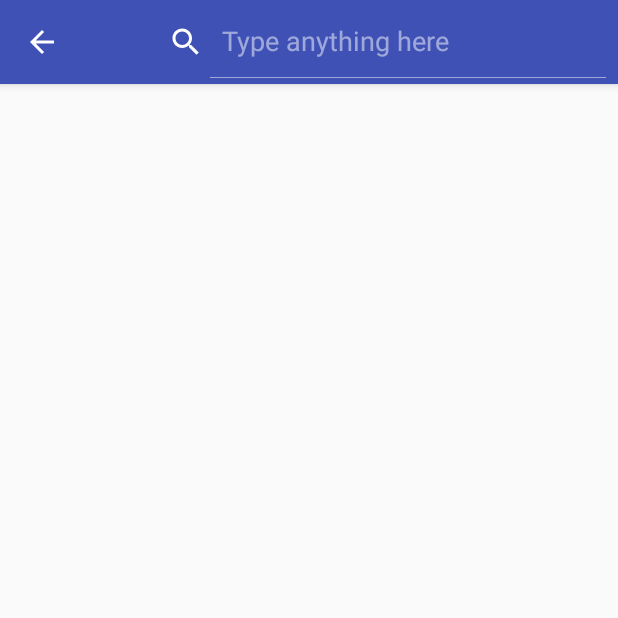
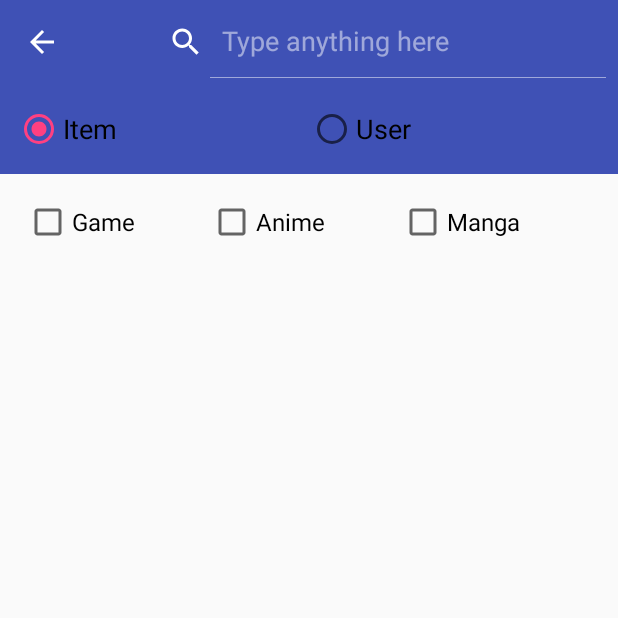
Before and after one commit to Swiplist/Swiplist-Android, an Android app: the SearchActivity screen opened directly, with no data from a screen before it, on a phone screen of 412 x 824 dp, the top half of it. Run offline under Robolectric (Android 15) with nearby library versions, the phone set to English and light mode, and no system bars.

Commit message:
Add filter for search activity

```diff
--- a/feature/src/main/java/com/energy0124/swiplist/feature/SplashScreenActivity.kt
+++ b/feature/src/main/java/com/energy0124/swiplist/feature/SplashScreenActivity.kt
@@ -11,6 +11,7 @@ class SplashScreenActivity : AppCompatActivity() {
     override fun onCreate(savedInstanceState: Bundle?) {
         super.onCreate(savedInstanceState)
         setContentView(R.layout.activity_splash_screen)
+        supportActionBar?.elevation = 0f
 
         Handler().postDelayed({
             if (!isFinishing) {
--- a/feature/src/main/res/layout/activity_search.xml
+++ b/feature/src/main/res/layout/activity_search.xml
@@ -1,15 +1,71 @@
 <?xml version="1.0" encoding="utf-8"?>
-<android.support.constraint.ConstraintLayout xmlns:android="http://schemas.android.com/apk/res/android"
+<LinearLayout xmlns:android="http://schemas.android.com/apk/res/android"
     xmlns:app="http://schemas.android.com/apk/res-auto"
     xmlns:tools="http://schemas.android.com/tools"
     android:layout_width="match_parent"
     android:layout_height="match_parent"
+    android:orientation="vertical"
     tools:context=".SearchActivity">
 
-    <ScrollView
-        android:id="@+id/search_scrollview"
+    <RadioGroup
+        android:id="@+id/search_filter_button_group"
         android:layout_width="match_parent"
-        android:layout_height="match_parent">
+        android:layout_height="60dp"
+        android:checkedButton="@+id/search_item_filter_button"
+        android:orientation="horizontal"
+        android:padding="10dp"
+        android:background="@color/colorPrimary">
 
-    </ScrollView>
-</android.support.constraint.ConstraintLayout>
+        <RadioButton
+            android:id="@+id/search_item_filter_button"
+            android:layout_width="wrap_content"
+            android:layout_height="match_parent"
+            android:layout_weight="1"
+            android:text="@string/search_item_filter"
+            android:textSize="18sp" />
+
+        <RadioButton
+            android:id="@+id/search_user_filter_button"
+            android:layout_width="wrap_content"
+            android:layout_height="match_parent"
+            android:layout_weight="1"
+            android:text="@string/search_user_filter"
+            android:textSize="18sp" />
+
+    </RadioGroup>
+
+    <LinearLayout
+        android:id="@+id/search_checkbox_container"
+        android:layout_width="match_parent"
+        android:layout_height="wrap_content"
+        android:layout_margin="10dp"
+        android:padding="6dp"
+        android:orientation="horizontal"
+        android:visibility="visible">
+
+        <CheckBox
+            android:id="@+id/game_option_checkbox"
+            android:layout_width="wrap_content"
+            android:layout_height="wrap_content"
+            android:layout_weight="1"
+            android:text="@string/search_game_option"
+            android:textSize="16sp" />
+
+        <CheckBox
+            android:id="@+id/anime_option_checkbox"
+            android:layout_width="wrap_content"
+            android:layout_height="wrap_content"
+            android:layout_weight="1"
+            android:text="@string/search_anime_option"
+            android:textSize="16sp" />
+
+        <CheckBox
+            android:id="@+id/manga_option_checkbox"
+            android:layout_width="wrap_content"
+            android:layout_height="wrap_content"
+            android:layout_weight="1"
+            android:text="@string/search_manga_option"
+            android:textSize="16sp" />
+    </LinearLayout>
+
+</LinearLayout>
--- a/feature/src/main/res/values/strings.xml
+++ b/feature/src/main/res/values/strings.xml
@@ -38,6 +38,11 @@
 
     <!-- String related to search -->
     <string name="search_hint">Type anything here</string>
+    <string name="search_item_filter">Item</string>
+    <string name="search_user_filter">User</string>
+    <string name="search_game_option">Game</string>
+    <string name="search_anime_option">Anime</string>
+    <string name="search_manga_option">Manga</string>
 
     <!-- String related to profile -->
     <string name="section_format">Hello World from section: %1$d</string>
```
Also changed, not shown: feature/src/main/java/com/energy0124/swiplist/feature/SearchActivity.kt (+44 -2 lines).
